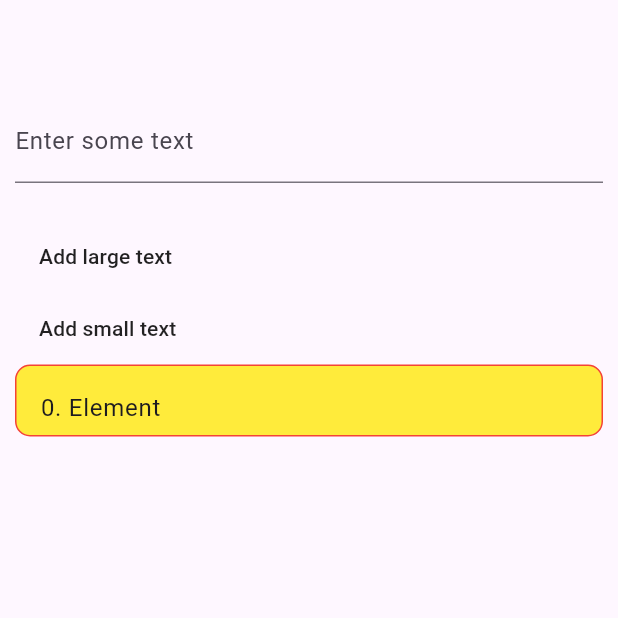
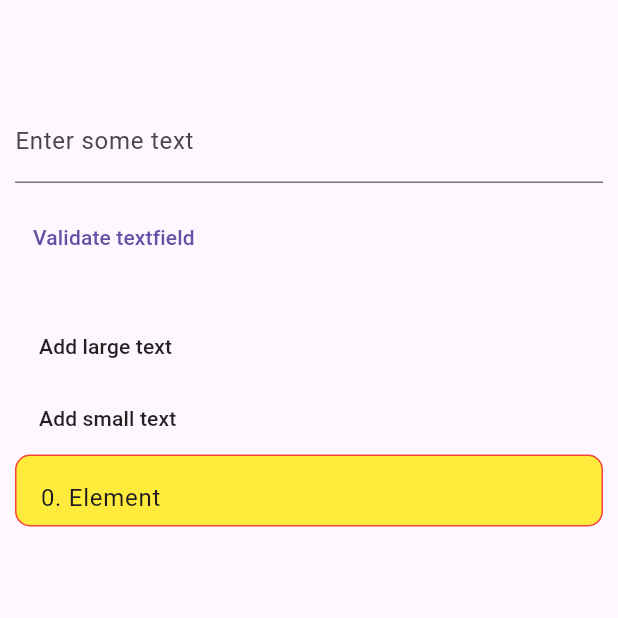
Before and after one commit to tappeddev/tapped_toolkit, a Flutter app: the screen it shows after launch, on a phone screen of 412 x 824 dp, the top half of it. Run offline on Flutter 3.47's test engine with Material 3 defaults, Android fonts, the phone set to English and light mode, and no system bars; missing offline and left inert: non_uniform_border.

Commit message:
add more to the example

```diff
--- a/example/lib/main.dart
+++ b/example/lib/main.dart
@@ -16,6 +16,8 @@ class ExampleApp extends StatefulWidget {
 class _ExampleAppState extends State<ExampleApp> {
   var _text = "";
 
+  final _formKey = GlobalKey<FormState>();
+
   @override
   Widget build(BuildContext context) {
     return MaterialApp(
@@ -25,6 +27,8 @@ class _ExampleAppState extends State<ExampleApp> {
             appBar: AppBar(),
             body: Container(
               padding: const EdgeInsets.all(10.0),
+              child: Form(
+                key: _formKey,
                 child: Column(
                   crossAxisAlignment: CrossAxisAlignment.start,
                   children: [
@@ -33,9 +37,24 @@ class _ExampleAppState extends State<ExampleApp> {
                       onChanged: (value) {
                         setState(() => _text = value);
                       },
-                    decoration:
-                        const InputDecoration(label: Text("Enter some text")),
+                      decoration: const InputDecoration(label: Text("Enter some text")),
                       textStyle: const TextStyle(),
+                      validator: (input) {
+                        if (input == null || input.isEmpty) {
+                          return "Enter something";
+                        }
+                        if (input.length < 6) {
+                          return "Input is too short";
+                        }
+                        return null;
+                      },
+                    ),
+                    const SizedBox(height: 12),
+                    TextButton(
+                      onPressed: () {
+                        _formKey.currentState?.validate();
+                      },
+                      child: const Text("Validate textfield"),
                     ),
                     const SizedBox(height: 25),
                     MaterialButton(
@@ -54,6 +73,7 @@ class _ExampleAppState extends State<ExampleApp> {
                   ],
                 ),
               ),
+            ),
           );
         },
       ),
```
Also changed, not shown: example/pubspec.lock, 3 other files. Lines whose indentation alone changed are shown as unchanged.
